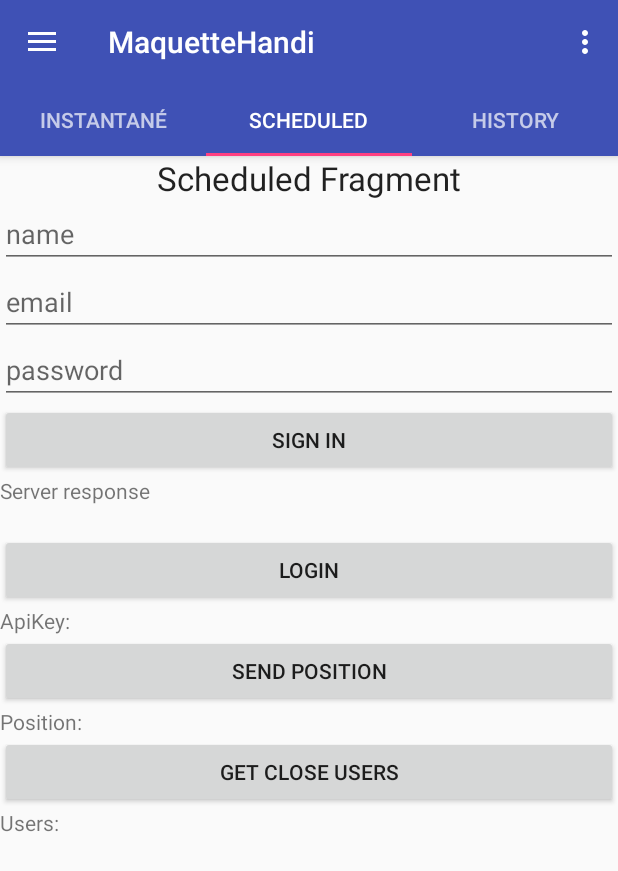
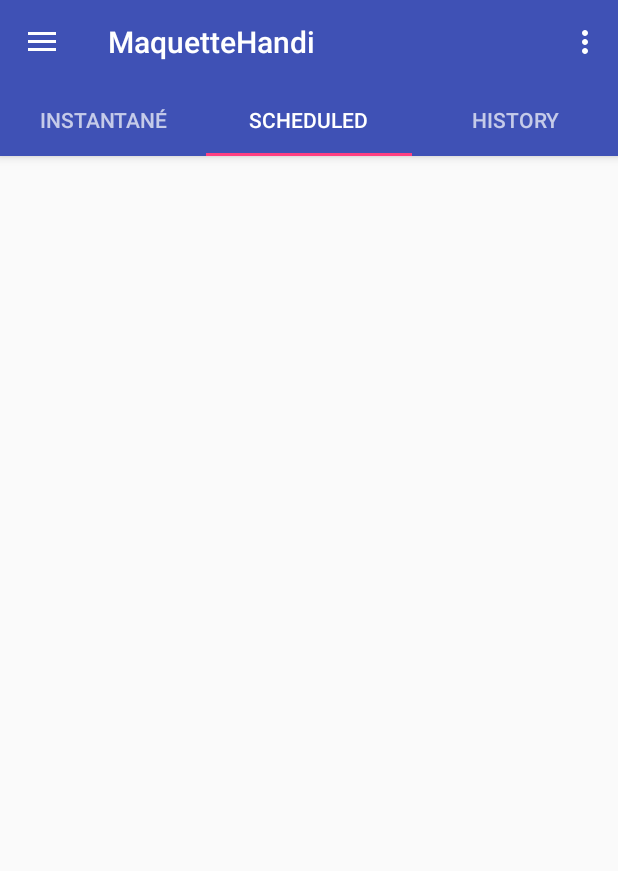
Before and after one commit to omegaxy/Handihelp, an Android app: the screen it shows after launch (MainActivity), tab 2 chosen, on a phone screen of 412 x 824 dp. Shown: the top 871 px of the screen. Run offline under Robolectric (Android 15) with nearby library versions, the phone set to English and light mode, and no system bars; our stand-ins replace Volley; libraries missing offline, so code that uses them is left out: com.crashlytics.android, io.fabric.sdk; network calls fail; 1 statement that could not run was skipped.

Commit message:
cleaned up old code

```diff
--- a/prototype/maquette-android/app/src/main/java/com/example/sikanla/maquettehandi/network/StaticInformations.java
+++ b/prototype/maquette-android/app/src/main/java/com/example/sikanla/maquettehandi/network/StaticInformations.java
@@ -1,6 +1,4 @@
 package com.example.sikanla.maquettehandi.network;
-
-import android.widget.Toast;
 
 /**
  * Created by Sikanla on 02/05/2017.
--- a/prototype/maquette-android/app/src/main/res/layout/fragment_scheduled.xml
+++ b/prototype/maquette-android/app/src/main/res/layout/fragment_scheduled.xml
@@ -4,89 +4,6 @@
     android:layout_height="match_parent"
     android:orientation="vertical">
 
-    <TextView
-        android:id="@+id/textView_instant"
-        android:layout_width="wrap_content"
-        android:layout_height="wrap_content"
-        android:layout_gravity="center_horizontal"
-        android:text="Scheduled Fragment"
-        android:textAppearance="?android:attr/textAppearanceLarge" />
 
-    <EditText
-        android:id="@+id/editTextName"
-        android:layout_width="match_parent"
-        android:layout_height="wrap_content"
-        android:ems="10"
-        android:hint="name"
-        android:inputType="textPersonName" />
-
-    <EditText
-        android:id="@+id/editTextMail"
-        android:layout_width="match_parent"
-        android:layout_height="wrap_content"
-        android:ems="10"
-        android:hint="email"
-        android:inputType="textEmailAddress" />
-
-    <EditText
-        android:id="@+id/editTextPassword"
-        android:layout_width="match_parent"
-        android:layout_height="wrap_content"
-        android:ems="10"
-        android:hint="password"
-        android:inputType="textPassword" />
-
-    <Button
-        android:id="@+id/signInButton"
-        android:layout_width="match_parent"
-        android:layout_height="wrap_content"
-        android:text="Sign in" />
-
-    <TextView
-        android:id="@+id/textView2"
-        android:layout_width="match_parent"
-        android:layout_height="wrap_content"
-        android:text="Server response" />
-
-    <TextView
-        android:id="@+id/textViewServerResponse"
-        android:layout_width="match_parent"
-        android:layout_height="wrap_content" />
-
-    <Button
-        android:id="@+id/logInButton"
-        android:layout_width="match_parent"
-        android:layout_height="wrap_content"
-        android:text="LogIn" />
-
-    <TextView
-        android:id="@+id/textViewApiKey"
-        android:layout_width="match_parent"
-        android:layout_height="wrap_content"
-        android:text="ApiKey:" />
-
-    <Button
-        android:id="@+id/buttonSendPosition"
-        android:layout_width="match_parent"
-        android:layout_height="wrap_content"
-        android:text="Send Position" />
-
-    <TextView
-        android:id="@+id/textViewPosition"
-        android:layout_width="match_parent"
-        android:layout_height="wrap_content"
-        android:text="Position: " />
-
-    <Button
-        android:id="@+id/buttonGetUsers"
-        android:layout_width="match_parent"
-        android:layout_height="wrap_content"
-        android:text="Get Close Users" />
-
-    <TextView
-        android:id="@+id/textViewListUsers"
-        android:layout_width="match_parent"
-        android:layout_height="wrap_content"
-        android:text="Users:" />
 
 </LinearLayout>
```
